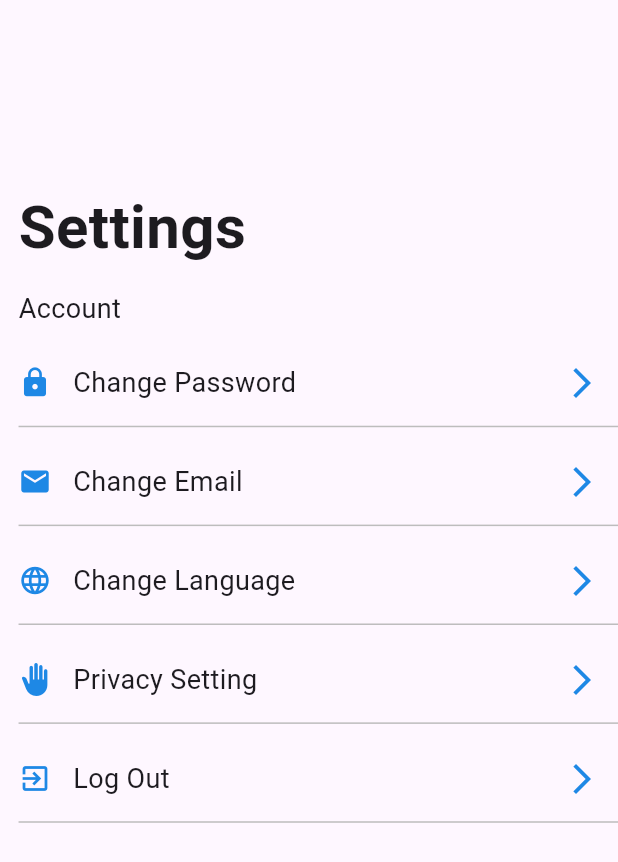
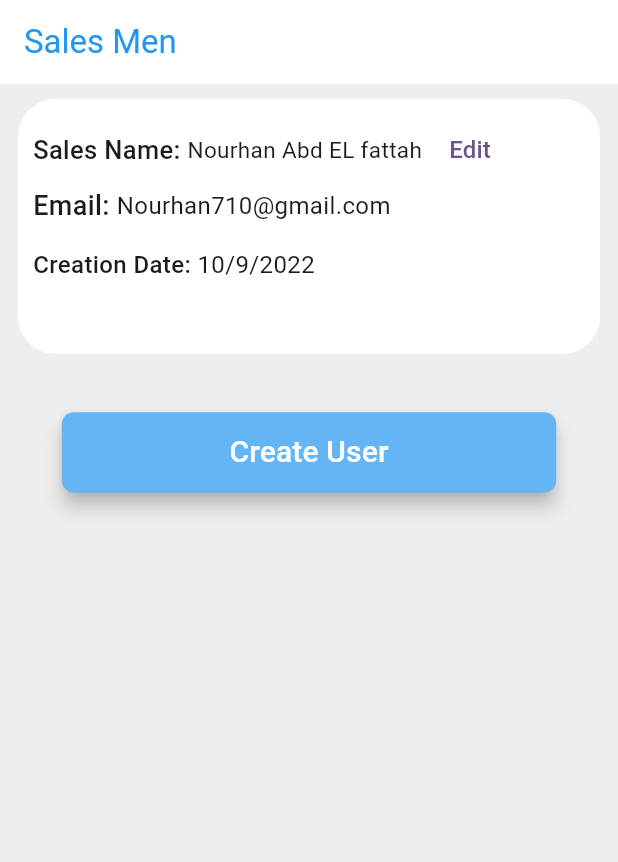
Before and after one commit to Gehad-Tarek/comma_app, a Flutter app: the screen it shows after launch, on a phone screen of 412 x 824 dp. Shown: the top 862 px of the screen. Run offline on Flutter 3.47's test engine with Material 2 defaults, Android fonts, the phone set to English and light mode, and no system bars; our stand-ins replace device_preview.

Commit message:
Add Users Screen

```diff
--- a/lib/main.dart
+++ b/lib/main.dart
@@ -1,5 +1,6 @@
 // import 'package:comma_app/home_screen.dart';
 import 'package:comma_app/screens/settings_screen/settings_screen.dart';
+import 'package:comma_app/screens/users_screen/users_screen.dart';
 import 'package:flutter/material.dart';
 import 'package:device_preview/device_preview.dart';
 
@@ -21,7 +22,8 @@ class MyApp extends StatelessWidget {
               colorScheme: ColorScheme.fromSeed(seedColor: Colors.deepPurple),
               useMaterial3: true,
             ),
-            home: SettingsScreen(),
+            // home: SettingsScreen(),
+            home: UsersScreen(),
           );
         });
   }
--- /dev/null
+++ b/lib/screens/users_screen/users_screen.dart
@@ -0,0 +1,149 @@
+import 'package:flutter/material.dart';
+
+class UsersScreen extends StatelessWidget {
+  static const routeName = "/users";
+
+  const UsersScreen({super.key});
+
+  @override
+  Widget build(BuildContext context) {
+    return Scaffold(
+      backgroundColor: Colors.grey[200],
+      appBar: AppBar(
+        title: const Text(
+          "Sales Men",
+          style: TextStyle(color: Colors.blue),
+        ),
+        backgroundColor: Colors.white,
+      ),
+      body: SafeArea(
+        child: SingleChildScrollView(
+          child: Padding(
+            padding: const EdgeInsets.only(top: 0.0),
+            child: Column(
+              children: [
+                Container(
+                  margin: const EdgeInsets.only(
+                    top: 10,
+                  ).add(
+                    const EdgeInsets.symmetric(
+                      horizontal: 12,
+                    ),
+                  ),
+                  padding: const EdgeInsets.symmetric(
+                    horizontal: 10,
+                    vertical: 10,
+                  ),
+                  height: 170,
+                  width: double.infinity,
+                  decoration: BoxDecoration(
+                    borderRadius: BorderRadius.circular(25),
+                    color: Colors.white,
+                  ),
+                  child: Column(
+                    crossAxisAlignment: CrossAxisAlignment.start,
+                    children: [
+                      Row(
+                        children: [
+                          const Text(
+                            "Sales Name: ",
+                            style: TextStyle(
+                              fontSize: 17,
+                              fontWeight: FontWeight.w500,
+                            ),
+                          ),
+                          const Text(
+                            "Nourhan Abd EL fattah",
+                            style: TextStyle(
+                              fontSize: 15,
+                            ),
+                          ),
+                          TextButton(
+                            child: const Text(
+                              "Edit",
+                              style: TextStyle(
+                                fontSize: 16,
+                              ),
+                            ),
+                            onPressed: () {},
+                          ),
+                        ],
+                      ),
+                      Row(
+                        children: const [
+                          Text(
+                            "Email: ",
+                            style: TextStyle(
+                              fontSize: 18,
+                              fontWeight: FontWeight.w500,
+                            ),
+                          ),
+                          Text(
+                            "Nourhan710@gmail.com",
+                            style: TextStyle(
+                              fontSize: 16,
+                            ),
+                          ),
+                        ],
+                      ),
+                      const SizedBox(
+                        height: 15,
+                      ),
+                      Row(
+                        children: const [
+                          Text(
+                            "Creation Date: ",
+                            style: TextStyle(
+                              fontSize: 16,
+                              fontWeight: FontWeight.w500,
+                            ),
+                          ),
+                          Text(
+                            "10/9/2022",
+                            style: TextStyle(fontSize: 16),
+                          ),
+                        ],
+                      ),
+                    ],
+                  ),
+                ),
+                const SizedBox(
+                  height: 10,
+                ),
+                Center(
+                  child: Container(
+                    width: MediaQuery.of(context).size.width * .8,
+                    height: MediaQuery.of(context).size.height * .065,
+                    margin: EdgeInsets.only(
+                      top: MediaQuery.of(context).size.height * .035,
+                    ),
+                    child: ElevatedButton(
+                      // ignore: sort_child_properties_last
+                      child: const Text(
+                        "Create User",
+                        style: TextStyle(
+                          fontSize: 20,
+                          color: Colors.white,
+                        ),
+                      ),
+                      onPressed: () {},
+                      style: ElevatedButton.styleFrom(
+                        backgroundColor: Colors.blue[300],
+                        elevation: 5,
+                        shape: RoundedRectangleBorder(
+                          borderRadius: BorderRadius.circular(
+                            8,
+                          ),
+                        ),
+                      ),
+                    ),
+                  ),
+                )
+              ],
+            ),
+          ),
+        ),
+      ),
+    );
+  }
+}
```
